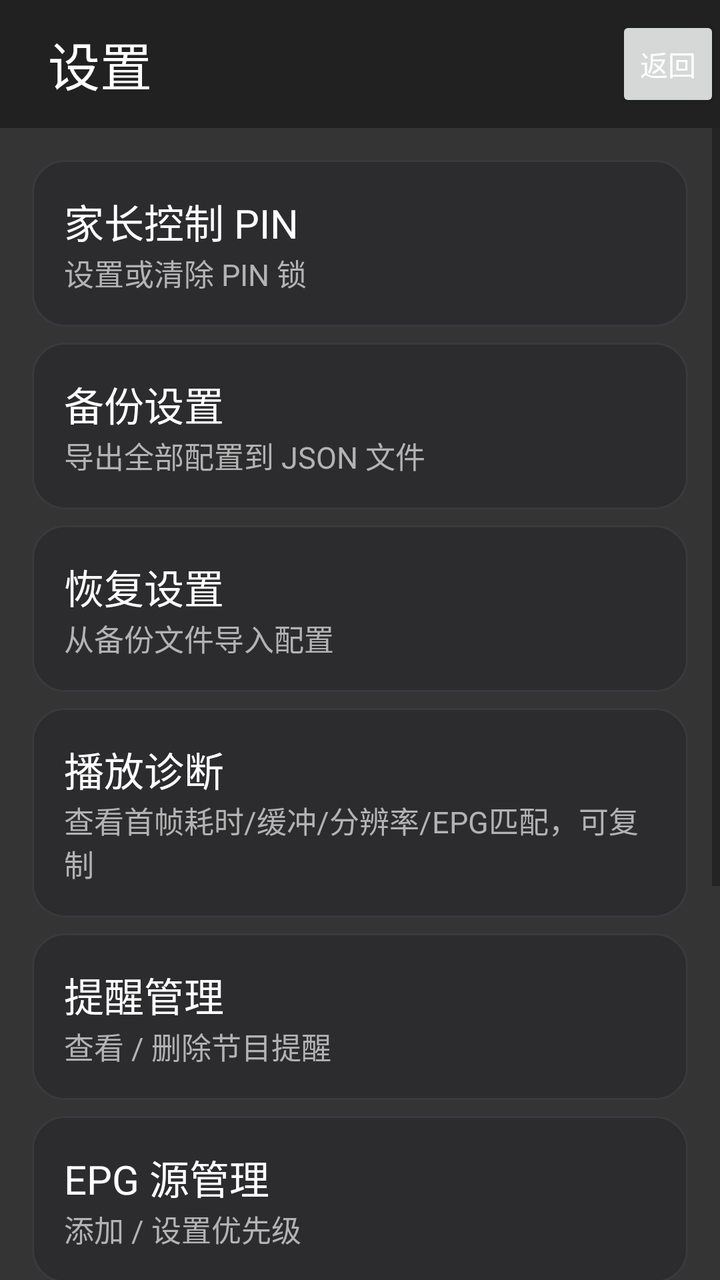
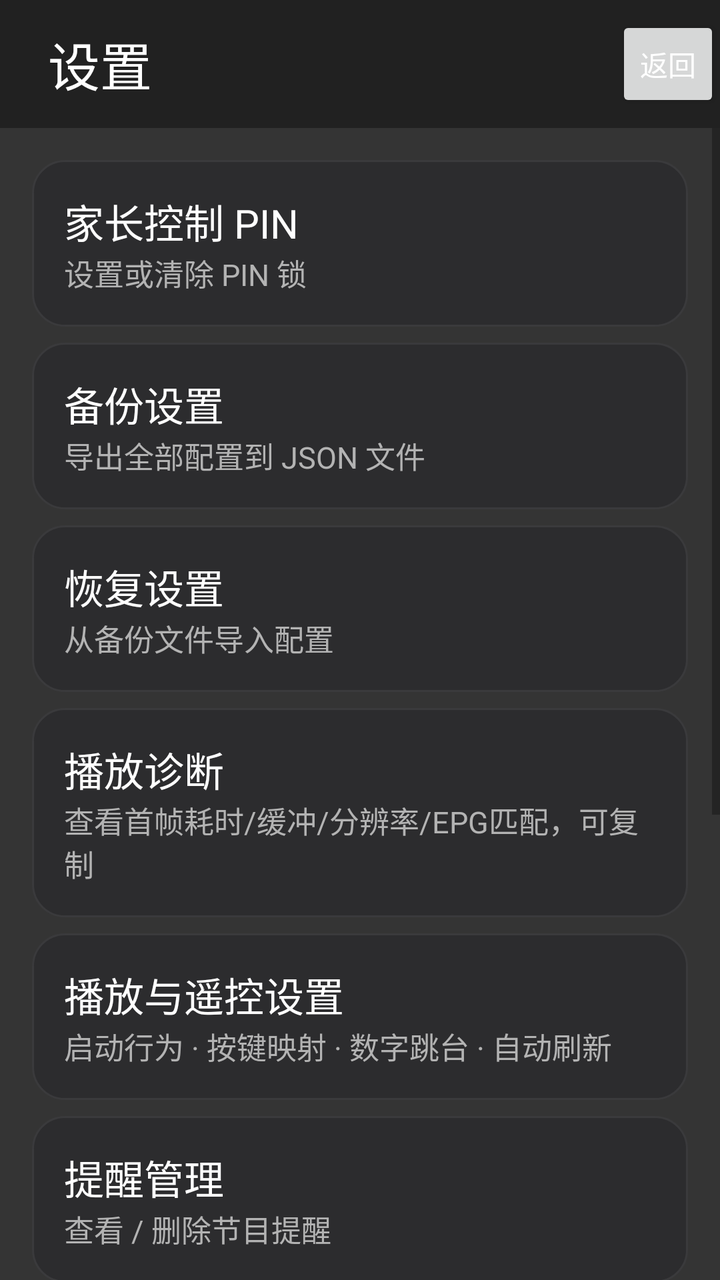

Compare the two renders of this Android layout. The source of the first and the diff that turns it into the second are given below.
<!-- AndroidManifest.xml: activity theme IqtvDrawerTheme -->
<!-- res/layout/activity_settings.xml -->
<?xml version="1.0" encoding="utf-8"?>
<LinearLayout xmlns:android="http://schemas.android.com/apk/res/android"
    android:layout_width="match_parent"
    android:layout_height="match_parent"
    android:orientation="vertical"
    android:background="@color/tm_surface">

    <LinearLayout
        android:layout_width="match_parent"
        android:layout_height="64dp"
        android:orientation="horizontal"
        android:gravity="center_vertical"
        android:paddingStart="24dp"
        android:background="@color/tm_surface">
        <TextView
            android:layout_width="0dp"
            android:layout_height="wrap_content"
            android:layout_weight="1"
            android:text="设置"
            android:textColor="@color/tm_text"
            android:textSize="26sp" />
        <Button android:id="@+id/btn_back" android:layout_width="wrap_content"
            android:layout_height="wrap_content" android:text="返回" android:minWidth="0dp" />
    </LinearLayout>

    <ScrollView android:layout_width="match_parent" android:layout_height="0dp" android:layout_weight="1">
        <LinearLayout android:layout_width="match_parent" android:layout_height="wrap_content"
            android:orientation="vertical" android:padding="16dp">

            <LinearLayout android:id="@+id/row_pin" android:layout_width="match_parent" android:layout_height="wrap_content"
                android:orientation="vertical" android:background="@drawable/focus_border" android:padding="16dp" android:layout_marginBottom="8dp">
                <TextView android:id="@+id/title_pin" android:text="家长控制 PIN" android:textColor="@color/tm_text" android:textSize="20sp" android:layout_width="wrap_content" android:layout_height="wrap_content"/>
                <TextView android:id="@+id/sub_pin" android:text="设置或清除 PIN 锁" android:textColor="@color/tm_text_2" android:textSize="15sp" android:layout_width="wrap_content" android:layout_height="wrap_content"/>
            </LinearLayout>

            <LinearLayout android:id="@+id/row_backup" android:layout_width="match_parent" android:layout_height="wrap_content"
                android:orientation="vertical" android:background="@drawable/focus_border" android:padding="16dp" android:layout_marginBottom="8dp">
                <TextView android:id="@+id/title_backup" android:text="备份设置" android:textColor="@color/tm_text" android:textSize="20sp" android:layout_width="wrap_content" android:layout_height="wrap_content"/>
                <TextView android:id="@+id/sub_backup" android:text="导出全部配置到 JSON 文件" android:textColor="@color/tm_text_2" android:textSize="15sp" android:layout_width="wrap_content" android:layout_height="wrap_content"/>
            </LinearLayout>

            <LinearLayout android:id="@+id/row_restore" android:layout_width="match_parent" android:layout_height="wrap_content"
                android:orientation="vertical" android:background="@drawable/focus_border" android:padding="16dp" android:layout_marginBottom="8dp">
                <TextView android:id="@+id/title_restore" android:text="恢复设置" android:textColor="@color/tm_text" android:textSize="20sp" android:layout_width="wrap_content" android:layout_height="wrap_content"/>
                <TextView android:id="@+id/sub_restore" android:text="从备份文件导入配置" android:textColor="@color/tm_text_2" android:textSize="15sp" android:layout_width="wrap_content" android:layout_height="wrap_content"/>
            </LinearLayout>

            <LinearLayout android:id="@+id/row_diagnostics" android:layout_width="match_parent" android:layout_height="wrap_content"
                android:orientation="vertical" android:background="@drawable/focus_border" android:padding="16dp" android:layout_marginBottom="8dp">
                <TextView android:id="@+id/title_diagnostics" android:text="播放诊断" android:textColor="@color/tm_text" android:textSize="20sp" android:layout_width="wrap_content" android:layout_height="wrap_content"/>
                <TextView android:id="@+id/sub_diagnostics" android:text="查看首帧耗时/缓冲/分辨率/EPG匹配，可复制" android:textColor="@color/tm_text_2" android:textSize="15sp" android:layout_width="wrap_content" android:layout_height="wrap_content"/>
            </LinearLayout>

            <LinearLayout android:id="@+id/row_reminders" android:layout_width="match_parent" android:layout_height="wrap_content"
                android:orientation="vertical" android:background="@drawable/focus_border" android:padding="16dp" android:layout_marginBottom="8dp">
                <TextView android:id="@+id/title_reminders" android:text="提醒管理" android:textColor="@color/tm_text" android:textSize="20sp" android:layout_width="wrap_content" android:layout_height="wrap_content"/>
                <TextView android:id="@+id/sub_reminders" android:text="查看 / 删除节目提醒" android:textColor="@color/tm_text_2" android:textSize="15sp" android:layout_width="wrap_content" android:layout_height="wrap_content"/>
            </LinearLayout>

            <LinearLayout android:id="@+id/row_epg_sources" android:layout_width="match_parent" android:layout_height="wrap_content"
                android:orientation="vertical" android:background="@drawable/focus_border" android:padding="16dp" android:layout_marginBottom="8dp">
                <TextView android:id="@+id/title_epg_sources" android:text="EPG 源管理" android:textColor="@color/tm_text" android:textSize="20sp" android:layout_width="wrap_content" android:layout_height="wrap_content"/>
                <TextView android:id="@+id/sub_epg_sources" android:text="添加 / 设置优先级" android:textColor="@color/tm_text_2" android:textSize="15sp" android:layout_width="wrap_content" android:layout_height="wrap_content"/>
            </LinearLayout>

            <LinearLayout android:id="@+id/row_playback" android:layout_width="match_parent" android:layout_height="wrap_content"
                android:orientation="vertical" android:background="@drawable/focus_border" android:padding="16dp" android:layout_marginBottom="8dp">
                <TextView android:id="@+id/title_playback" android:text="播放设置" android:textColor="@color/tm_text" android:textSize="20sp" android:layout_width="wrap_content" android:layout_height="wrap_content"/>
                <TextView android:id="@+id/sub_playback" android:text="自动帧率 / 音频直通 / 外部播放器" android:textColor="@color/tm_text_2" android:textSize="15sp" android:layout_width="wrap_content" android:layout_height="wrap_content"/>
            </LinearLayout>

            <LinearLayout android:id="@+id/row_locked" android:layout_width="match_parent" android:layout_height="wrap_content"
                android:orientation="vertical" android:background="@drawable/focus_border" android:padding="16dp" android:layout_marginBottom="8dp">
                <TextView android:id="@+id/title_locked" android:text="锁定频道" android:textColor="@color/tm_text" android:textSize="20sp" android:layout_width="wrap_content" android:layout_height="wrap_content"/>
                <TextView android:id="@+id/sub_locked" android:text="当前锁定 0 个" android:textColor="@color/tm_text_2" android:textSize="15sp" android:layout_width="wrap_content" android:layout_height="wrap_content"/>
            </LinearLayout>

            <LinearLayout android:id="@+id/row_hidden" android:layout_width="match_parent" android:layout_height="wrap_content"
                android:orientation="vertical" android:background="@drawable/focus_border" android:padding="16dp" android:layout_marginBottom="8dp">
                <TextView android:id="@+id/title_hidden" android:text="隐藏频道" android:textColor="@color/tm_text" android:textSize="20sp" android:layout_width="wrap_content" android:layout_height="wrap_content"/>
                <TextView android:id="@+id/sub_hidden" android:text="当前隐藏 0 个" android:textColor="@color/tm_text_2" android:textSize="15sp" android:layout_width="wrap_content" android:layout_height="wrap_content"/>
            </LinearLayout>
        </LinearLayout>
    </ScrollView>
</LinearLayout>
<!-- resources referenced by this layout -->
<resources>
  <color name="tm_surface">#E61E1E1E</color>
  <color name="tm_text">#FFFFFFFF</color>
  <color name="tm_text_2">#FFB3B3B3</color>
  <!-- drawable focus_border (drawable) -->
  <?xml version="1.0" encoding="utf-8"?>
  <selector xmlns:android="http://schemas.android.com/apk/res/android">
      <item android:state_focused="true">
          <shape android:shape="rectangle">
              <stroke android:width="2dp" android:color="#FFFFFFCC" />
              <solid android:color="#3A3A3C" />
              <corners android:radius="16dp" />
          </shape>
      </item>
      <item>
          <shape android:shape="rectangle">
              <stroke android:width="1dp" android:color="#3A3A3C" />
              <solid android:color="#2C2C2E" />
              <corners android:radius="16dp" />
          </shape>
      </item>
  </selector>
  <style name="IqtvDrawerTheme" parent="Theme.AppCompat.Light.NoActionBar">
          <item name="android:windowBackground">@android:color/transparent</item>
          <item name="android:windowIsTranslucent">true</item>
          <item name="android:windowIsFloating">true</item>
          <item name="android:backgroundDimEnabled">true</item>
          <item name="android:backgroundDimAmount">0.35</item>
          <item name="android:windowContentOverlay">@null</item>
          <item name="android:windowAnimationStyle">@style/DrawerAnim</item>
          <item name="android:textColorPrimary">@color/tm_text</item>
          <item name="colorAccent">@color/tm_focus</item>
      </style>
  <style name="DrawerAnim">
          <item name="android:windowEnterAnimation">@anim/slide_in_right</item>
          <item name="android:windowExitAnimation">@anim/slide_out_right</item>
      </style>
  <color name="tm_focus">#FF40C4FF</color>
</resources>

<!-- the commit's change to res/layout/activity_settings.xml (unified diff, before → after) -->
@@ -51,6 +51,12 @@
                 <TextView android:id="@+id/sub_diagnostics" android:text="查看首帧耗时/缓冲/分辨率/EPG匹配，可复制" android:textColor="@color/tm_text_2" android:textSize="15sp" android:layout_width="wrap_content" android:layout_height="wrap_content"/>
             </LinearLayout>
 
+            <LinearLayout android:id="@+id/row_playback_settings" android:layout_width="match_parent" android:layout_height="wrap_content"
+                android:orientation="vertical" android:background="@drawable/focus_border" android:padding="16dp" android:layout_marginBottom="8dp">
+                <TextView android:id="@+id/title_playback_settings" android:text="播放与遥控设置" android:textColor="@color/tm_text" android:textSize="20sp" android:layout_width="wrap_content" android:layout_height="wrap_content"/>
+                <TextView android:id="@+id/sub_playback_settings" android:text="启动行为 · 按键映射 · 数字跳台 · 自动刷新" android:textColor="@color/tm_text_2" android:textSize="15sp" android:layout_width="wrap_content" android:layout_height="wrap_content"/>
+            </LinearLayout>
+
             <LinearLayout android:id="@+id/row_reminders" android:layout_width="match_parent" android:layout_height="wrap_content"
                 android:orientation="vertical" android:background="@drawable/focus_border" android:padding="16dp" android:layout_marginBottom="8dp">
                 <TextView android:id="@+id/title_reminders" android:text="提醒管理" android:textColor="@color/tm_text" android:textSize="20sp" android:layout_width="wrap_content" android:layout_height="wrap_content"/>
<!-- resource entries referenced after the edit -->
@@ -31,11 +31,30 @@
           <item name="android:windowAnimationStyle">@style/DrawerAnim</item>
           <item name="android:textColorPrimary">@color/tm_text</item>
           <item name="colorAccent">@color/tm_focus</item>
+          <item name="alertDialogTheme">@style/IqtvDialogTheme</item>
+          <item name="android:alertDialogTheme">@style/IqtvDialogTheme</item>
       </style>
   <style name="DrawerAnim">
           <item name="android:windowEnterAnimation">@anim/slide_in_right</item>
           <item name="android:windowExitAnimation">@anim/slide_out_right</item>
       </style>
   <color name="tm_focus">#FF40C4FF</color>
+  <style name="IqtvDialogTheme" parent="Theme.AppCompat.Dialog.Alert">
+          <item name="android:background">@color/tm_surface_2</item>
+          <item name="android:textColorPrimary">@color/tm_text</item>
+          <item name="android:textColorSecondary">@color/tm_text_2</item>
+          <item name="colorAccent">@color/tm_focus</item>
+          <item name="android:colorAccent">@color/tm_focus</item>
+          <item name="android:windowBackground">@drawable/dialog_bg</item>
+      </style>
+  <color name="tm_surface_2">#E6242424</color>
+  <!-- drawable dialog_bg (drawable) -->
+  <?xml version="1.0" encoding="utf-8"?>
+  <shape xmlns:android="http://schemas.android.com/apk/res/android" android:shape="rectangle">
+      <solid android:color="#F51C1F24" />
+      <stroke android:width="1dp" android:color="#FF3A4049" />
+      <corners android:radius="20dp" />
+      <padding android:left="8dp" android:top="8dp" android:right="8dp" android:bottom="8dp" />
+  </shape>
 </resources>
 
